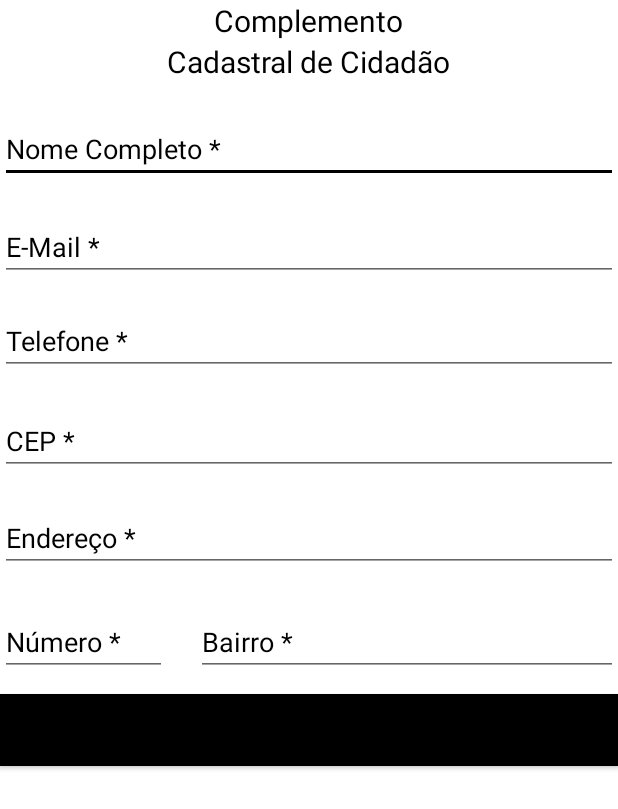
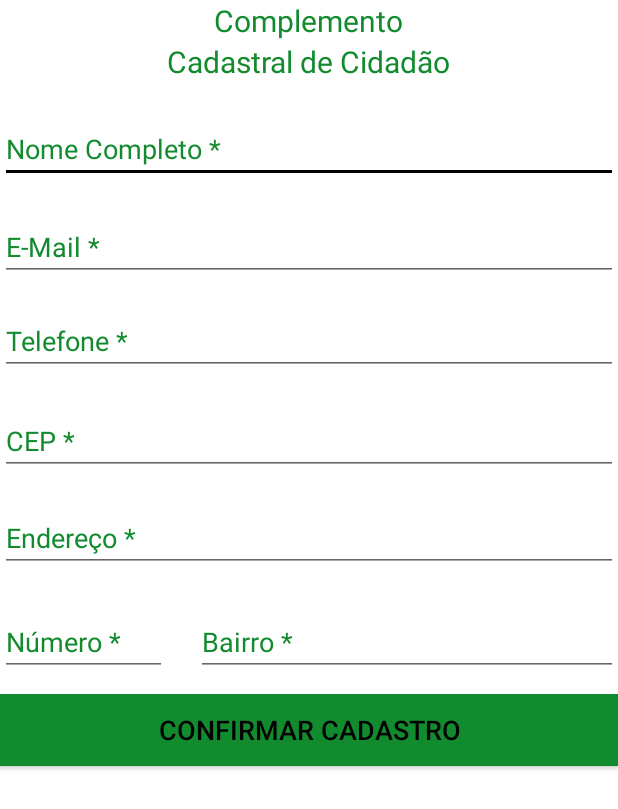
Before and after one commit to apdiegosilva/City360, an Android app: the CadastroCidadaoFinalActivity screen opened directly, with no data from a screen before it, on a phone screen of 412 x 824 dp. Shown: the top 809 px of the screen. Run offline under Robolectric (Android 15) with nearby library versions, the phone set to English and light mode, and no system bars.

Commit message:
Projeto correto

```diff
--- a/app/src/main/res/layout/activity_cadastro_cidadao_final.xml
+++ b/app/src/main/res/layout/activity_cadastro_cidadao_final.xml
@@ -15,11 +15,11 @@
         android:layout_alignParentStart="true"
         android:layout_below="@+id/etxtNumeroId"
         android:layout_marginTop="12dp"
-        android:background="@color/Texto_city"
+        android:background="@color/Verde"
         android:text="CONFIRMAR CADASTRO"
         android:textColor="@color/texto_meio_tela"
         android:textSize="18dp"
-        tools:background="@color/Texto_city" />
+        tools:background="@color/Verde" />
 
     <TextView
         android:id="@+id/textView8"
@@ -27,8 +27,8 @@
         android:layout_height="wrap_content"
         android:layout_centerHorizontal="true"
         android:text="Complemento"
-        android:textColor="@color/texto_meio_tela"
-        android:textSize="20sp"/>
+        android:textColor="@color/Verde"
+        android:textSize="20sp" />
 
     <TextView
         android:id="@+id/textView9"
@@ -37,83 +37,83 @@
         android:layout_below="@+id/textView8"
         android:layout_centerHorizontal="true"
         android:text="Cadastral de Cidadão"
-        android:textColor="@color/texto_meio_tela"
-        android:textSize="20sp"/>
+        android:textColor="@color/Verde"
+        android:textSize="20sp" />
 
     <EditText
         android:id="@+id/etxtNomeId"
         android:layout_width="wrap_content"
         android:layout_height="wrap_content"
+        android:layout_alignParentEnd="true"
+        android:layout_alignParentLeft="true"
+        android:layout_alignParentRight="true"
+        android:layout_alignParentStart="true"
         android:layout_below="@+id/textView9"
         android:layout_marginTop="22dp"
         android:ems="10"
         android:hint="Nome Completo *"
         android:inputType="textPersonName"
-        android:textColorHint="@color/Texto_city"
-        android:layout_alignParentRight="true"
-        android:layout_alignParentEnd="true"
-        android:layout_alignParentLeft="true"
-        android:layout_alignParentStart="true" />
+        android:textColorHint="@color/Verde" />
 
     <EditText
         android:id="@+id/etxtEmailId"
         android:layout_width="wrap_content"
         android:layout_height="wrap_content"
         android:layout_alignLeft="@+id/etxtNomeId"
+        android:layout_alignParentEnd="true"
+        android:layout_alignParentRight="true"
         android:layout_alignStart="@+id/etxtNomeId"
         android:layout_below="@+id/etxtNomeId"
         android:layout_marginTop="20dp"
         android:ems="10"
         android:hint="E-Mail *"
         android:inputType="textPersonName"
-        android:textColorHint="@color/Texto_city"
-        android:layout_alignParentRight="true"
-        android:layout_alignParentEnd="true" />
+        android:textColorHint="@color/Verde" />
 
     <EditText
         android:id="@+id/etxtTelefoneId"
         android:layout_width="wrap_content"
         android:layout_height="wrap_content"
         android:layout_alignLeft="@+id/etxtEmailId"
+        android:layout_alignParentEnd="true"
+        android:layout_alignParentRight="true"
         android:layout_alignStart="@+id/etxtEmailId"
         android:layout_below="@+id/etxtEmailId"
         android:layout_marginTop="17dp"
         android:ems="10"
         android:hint="Telefone *"
         android:inputType="textPersonName"
-        android:textColorHint="@color/Texto_city"
-        android:layout_alignParentRight="true"
-        android:layout_alignParentEnd="true" />
+        android:textColorHint="@color/Verde" />
 
     <EditText
         android:id="@+id/etxtCepId"
         android:layout_width="wrap_content"
         android:layout_height="wrap_content"
         android:layout_alignLeft="@+id/etxtTelefoneId"
+        android:layout_alignParentEnd="true"
+        android:layout_alignParentRight="true"
         android:layout_alignStart="@+id/etxtTelefoneId"
         android:layout_below="@+id/etxtTelefoneId"
         android:layout_marginTop="21dp"
         android:ems="10"
         android:hint="CEP *"
         android:inputType="textPersonName"
-        android:textColorHint="@color/Texto_city"
-        android:layout_alignParentRight="true"
-        android:layout_alignParentEnd="true" />
+        android:textColorHint="@color/Verde" />
 
     <EditText
         android:id="@+id/etxtEnderecoId"
         android:layout_width="wrap_content"
         android:layout_height="wrap_content"
+        android:layout_alignParentEnd="true"
+        android:layout_alignParentLeft="true"
+        android:layout_alignParentRight="true"
+        android:layout_alignParentStart="true"
         android:layout_below="@+id/etxtCepId"
         android:layout_marginTop="19dp"
         android:ems="10"
         android:hint="Endereço *"
         android:inputType="textPersonName"
-        android:textColorHint="@color/Texto_city"
-        android:layout_alignParentRight="true"
-        android:layout_alignParentEnd="true"
-        android:layout_alignParentLeft="true"
-        android:layout_alignParentStart="true" />
+        android:textColorHint="@color/Verde" />
 
     <EditText
         android:id="@+id/etxtNumeroId"
@@ -123,12 +123,12 @@
         android:layout_alignStart="@+id/etxtEnderecoId"
         android:layout_below="@+id/etxtEnderecoId"
         android:layout_marginTop="24dp"
+        android:layout_toLeftOf="@+id/textView9"
+        android:layout_toStartOf="@+id/textView9"
         android:ems="10"
         android:hint="Número *"
         android:inputType="textPersonName"
-        android:textColorHint="@color/Texto_city"
-        android:layout_toLeftOf="@+id/textView9"
-        android:layout_toStartOf="@+id/textView9" />
+        android:textColorHint="@color/Verde" />
 
     <EditText
         android:id="@+id/etxtBairroId"
@@ -143,5 +143,5 @@
         android:ems="10"
         android:hint="Bairro *"
         android:inputType="textPersonName"
-        android:textColorHint="@color/Texto_city" />
+        android:textColorHint="@color/Verde" />
 </RelativeLayout>
```
Also changed, not shown: app/src/main/java/city360/fernandosoares/com/city360/PrincipalServidorActivity.java (+9 -0 lines), app/src/main/java/city360/fernandosoares/com/city360/SolicitarAtendimentoActivity.java (+11 -0 lines), app/src/main/res/layout/activity_cadastro_cidadao.xml (+15 -15 lines), app/src/main/res/layout/activity_esqueci_senha.xml (+12 -12 lines), app/src/main/res/layout/activity_informacoes.xml (+18 -8 lines), app/src/main/res/layout/activity_login_servidor.xml (+13 -13 lines), app/src/main/res/layout/activity_minhas_solicitacoes.xml (+14 -5 lines), app/src/main/res/layout/activity_principal_servidor.xml (+8 -8 lines), app/src/main/res/layout/activity_relatar.xml (+7 -5 lines), app/src/main/res/layout/activity_relatos_pendentes.xml (+16 -12 lines), app/src/main/res/layout/activity_solicitacoes_analisadas.xml (+11 -2 lines), app/src/main/res/layout/activity_solicitar_atendimento.xml (+14 -14 lines), app/src/main/res/layout/activity_solucoes.xml (+12 -3 lines), app/src/main/res/values/strings.xml (+4 -8 lines), 5 more files.
